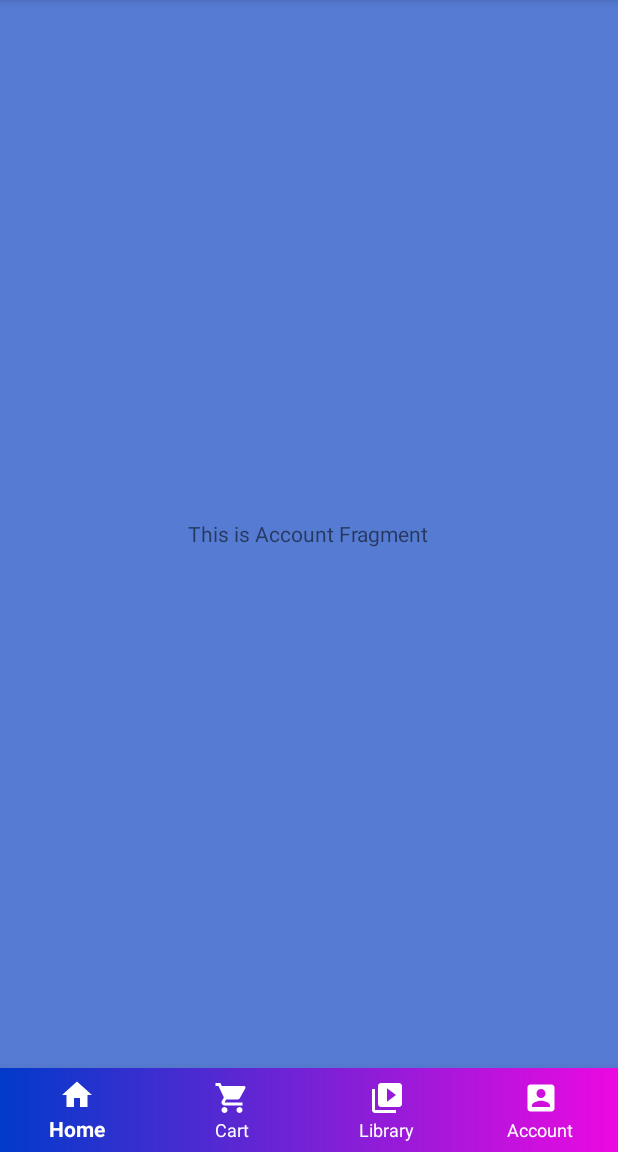
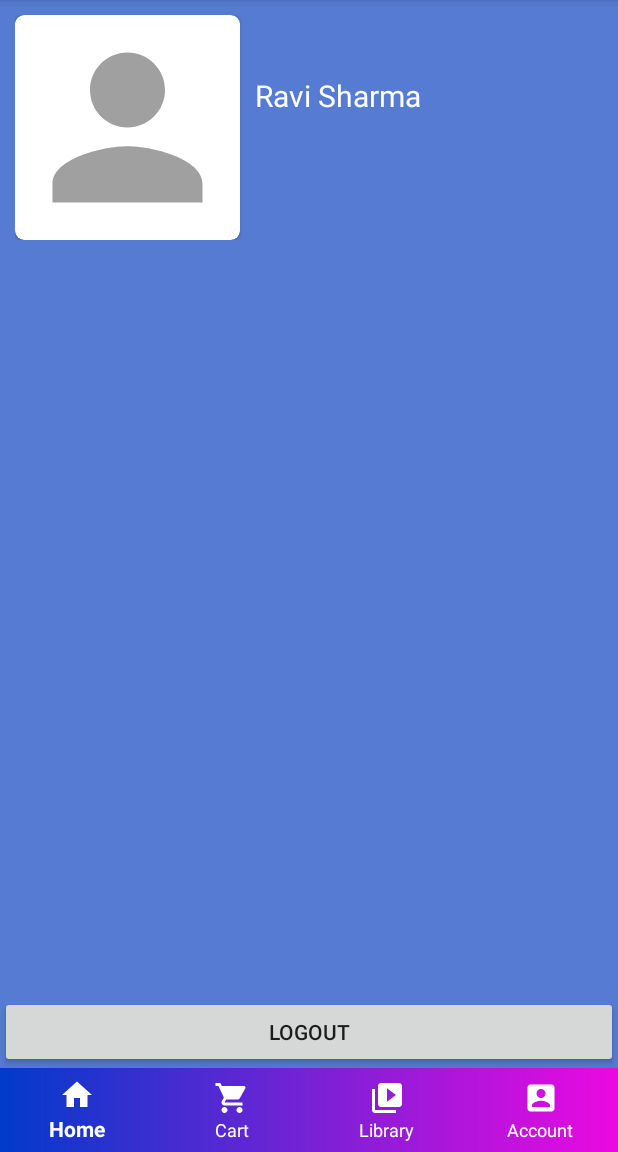
Before and after one commit to itsurravi/Project_Edu_Videos, an Android app: the fragment AccountFragment placed in its activity, on a phone screen of 412 x 824 dp, the part 84-1236 px from its top. Run offline under Robolectric (Android 15) with nearby library versions, the phone set to English and light mode, and no system bars.

```diff
--- a/app/src/main/java/com/codrox/myapp/Activity/MainActivity.java
+++ b/app/src/main/java/com/codrox/myapp/Activity/MainActivity.java
@@ -42,24 +42,6 @@ public class MainActivity extends AppCompatActivity implements BottomNavigationV
         loadFragment(f, HomeFragment.class.getSimpleName());
 
     }
-
-    /*
-    log out option must be in accounts fragment
-    @Override
-    public boolean onCreateOptionsMenu(Menu menu) {
-        getMenuInflater().inflate(R.menu.options_menu, menu);
-        return super.onCreateOptionsMenu(menu);
-    }
-
-    @Override
-    public boolean onOptionsItemSelected(@NonNull MenuItem item) {
-        if(item.getItemId()==R.id.logout){
-            prefManger.setLoggedIn(PrefManger.USER_LOGIN, false);
-            startActivity(new Intent(MainActivity.this,LoginActivity.class));
-            finish();
-        }
-        return super.onOptionsItemSelected(item);
-    }*/
 
     @Override
     public void onBackPressed() {
--- a/app/src/main/java/com/codrox/myapp/fragments/AccountFragment.java
+++ b/app/src/main/java/com/codrox/myapp/fragments/AccountFragment.java
@@ -1,19 +1,17 @@
 package com.codrox.myapp.fragments;
 
 
-import android.content.Context;
+import android.content.Intent;
 import android.os.Bundle;
-
-import androidx.annotation.NonNull;
-import androidx.annotation.Nullable;
 import androidx.fragment.app.Fragment;
-
-import android.util.Log;
 import android.view.LayoutInflater;
 import android.view.View;
 import android.view.ViewGroup;
+import android.widget.Button;
 
+import com.codrox.myapp.Activity.LoginActivity;
 import com.codrox.myapp.Activity.MainActivity;
+import com.codrox.myapp.Database.PrefManger;
 import com.codrox.myapp.R;
 
 /**
@@ -26,12 +24,25 @@ public class AccountFragment extends Fragment {
         // Required empty public constructor
     }
 
+    Button btn_logout;
+    PrefManger prefManger;
 
     @Override
     public View onCreateView(LayoutInflater inflater, ViewGroup container,
                              Bundle savedInstanceState) {
         // Inflate the layout for this fragment
-        return inflater.inflate(R.layout.fragment_account, container, false);
+        View v = inflater.inflate(R.layout.fragment_account, container, false);
+        btn_logout = v.findViewById(R.id.btn_logout);
+        prefManger = new PrefManger(getContext());
+        btn_logout.setOnClickListener(new View.OnClickListener() {
+            @Override
+            public void onClick(View v) {
+                prefManger.setLoggedIn(PrefManger.USER_LOGIN, false);
+                startActivity(new Intent(getContext(), LoginActivity.class));
+                getActivity().finish();
+            }
+        });
+        return v;
     }
 
 }
--- /dev/null
+++ b/app/src/main/res/drawable/ic_person_black_24dp.xml
@@ -0,0 +1,9 @@
+<vector xmlns:android="http://schemas.android.com/apk/res/android"
+        android:width="24dp"
+        android:height="24dp"
+        android:viewportWidth="24.0"
+        android:viewportHeight="24.0">
+    <path
+        android:fillColor="#A0A0A0"
+        android:pathData="M12,12c2.21,0 4,-1.79 4,-4s-1.79,-4 -4,-4 -4,1.79 -4,4 1.79,4 4,4zM12,14c-2.67,0 -8,1.34 -8,4v2h16v-2c0,-2.66 -5.33,-4 -8,-4z"/>
+</vector>
--- a/app/src/main/res/layout/activity_video_player.xml
+++ b/app/src/main/res/layout/activity_video_player.xml
@@ -24,8 +24,7 @@
         android:id="@+id/list_comments"
         android:layout_width="match_parent"
         android:layout_height="0dp"
-        android:layout_weight="1"
-        android:padding="@dimen/padding_10dp" />
+        android:layout_weight="1" />
 
     <LinearLayout
         android:layout_width="match_parent"
--- a/app/src/main/res/layout/fragment_account.xml
+++ b/app/src/main/res/layout/fragment_account.xml
@@ -1,15 +1,57 @@
 <?xml version="1.0" encoding="utf-8"?>
-<FrameLayout xmlns:android="http://schemas.android.com/apk/res/android"
+<LinearLayout xmlns:android="http://schemas.android.com/apk/res/android"
+    xmlns:app="http://schemas.android.com/apk/res-auto"
     xmlns:tools="http://schemas.android.com/tools"
     android:layout_width="match_parent"
     android:layout_height="match_parent"
     android:background="@color/fragment_background"
+    android:orientation="vertical"
     tools:context=".fragments.AccountFragment">
 
-    <TextView
-        android:layout_gravity="center"
-        android:layout_width="wrap_content"
+    <LinearLayout
+        android:layout_width="match_parent"
+        android:layout_height="match_parent"
+        android:layout_weight="1"
+        android:orientation="vertical">
+
+        <LinearLayout
+            android:layout_width="match_parent"
+            android:layout_height="wrap_content"
+            android:layout_margin="10dp"
+            android:orientation="horizontal">
+
+
+            <androidx.cardview.widget.CardView
+                android:layout_width="wrap_content"
+                android:layout_height="wrap_content"
+                android:padding="10dp"
+                app:cardCornerRadius="6dp">
+
+                <ImageView
+                    android:layout_width="150dp"
+                    android:layout_height="150dp"
+                    android:src="@drawable/ic_person_black_24dp" />
+
+            </androidx.cardview.widget.CardView>
+
+            <TextView
+                android:layout_width="match_parent"
+                android:layout_height="wrap_content"
+                android:layout_marginLeft="10dp"
+                android:layout_marginTop="40dp"
+                android:layout_marginRight="10dp"
+                android:text="Ravi Sharma"
+                android:textColor="#fff"
+                android:textSize="20dp" />
+
+        </LinearLayout>
+    </LinearLayout>
+
+    <Button
+        android:id="@+id/btn_logout"
+        android:layout_width="match_parent"
         android:layout_height="wrap_content"
-        android:text="This is Account Fragment" />
+        android:layout_alignParentBottom="true"
+        android:text="Logout" />
 
-</FrameLayout>
+</LinearLayout>
```
Also changed, not shown: app/src/main/java/com/codrox/myapp/Activity/LoginActivity.java (+7 -9 lines), app/src/main/java/com/codrox/myapp/Activity/VideoPlayerActivity.java (+42 -0 lines), app/src/main/java/com/codrox/myapp/Database/DB_Handler.java (+90 -20 lines).
